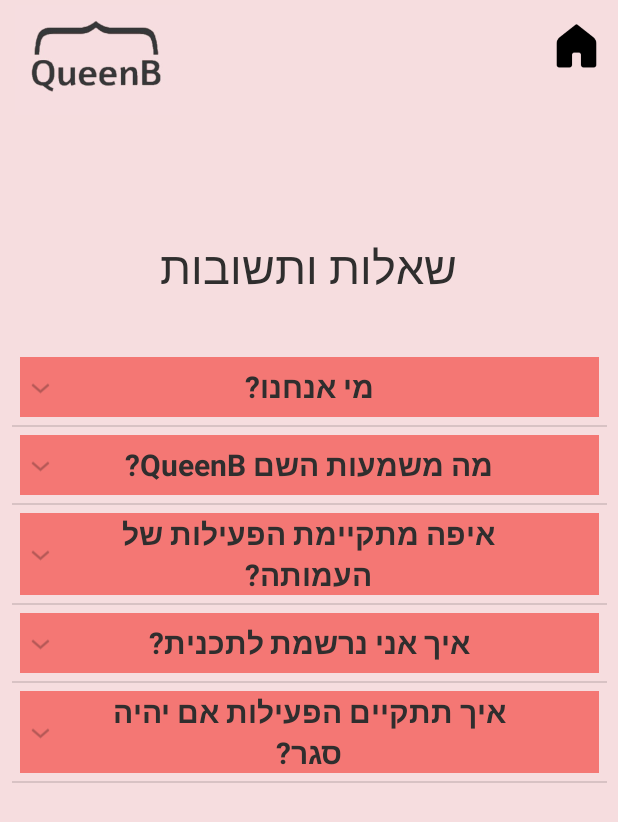
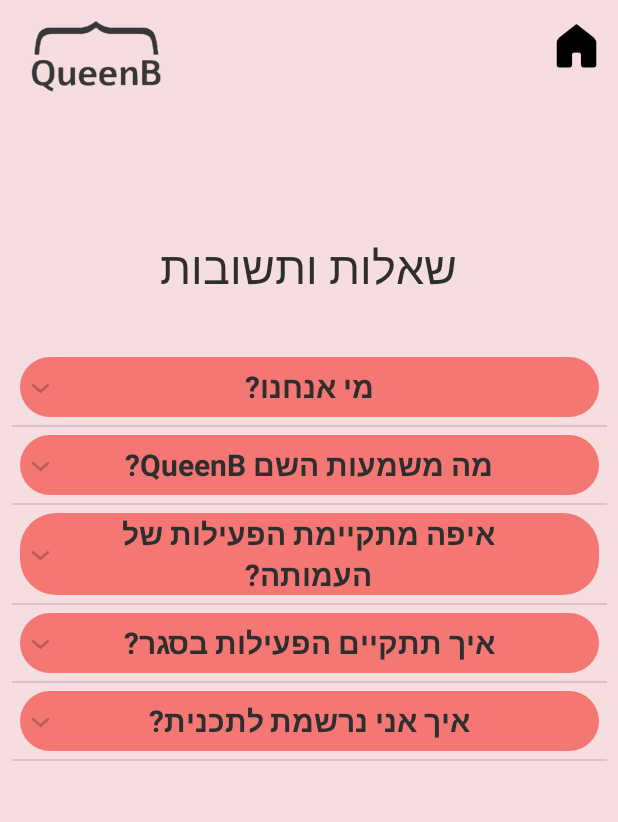
Before and after one commit to adiUngerGit/QueenB1.0, an Android app: the FAQActivity screen opened directly, with no data from a screen before it, on a phone screen of 412 x 824 dp. Shown: the top 822 px of the screen. Run offline under Robolectric (Android 15) with nearby library versions, the phone set to English and light mode, and no system bars; Roboto replaces fonts that are not available here.

Commit message:
faq - content in process

```diff
--- a/app/src/main/java/com/example/queenb/ExpandableTextViewAdapter.kt
+++ b/app/src/main/java/com/example/queenb/ExpandableTextViewAdapter.kt
@@ -13,10 +13,10 @@ class ExpandableTextViewAdapter(var context: Context) :
     var QUESTION1 = "מי אנחנו?"
     var QUESTION2 = "מה משמעות השם QueenB?"
     var QUESTION3 = "איפה מתקיימת הפעילות של העמותה?"
-    var QUESTION4 = "איך אני נרשמת לתכנית?"
-    var QUESTION5 = "איך תתקיים הפעילות אם יהיה סגר?"
+    var QUESTION4 = "איך תתקיים הפעילות בסגר?"
+    var QUESTION5 = "איך אני נרשמת לתכנית?"
     var ANSWER1 =
-        "היא עמותה שהקומה על ידי סטודנטיות למדעי המחשב מהאוניברסיטה העברית לאור מיעוט הנשים סביבן," +
+        "QueenB היא עמותה שהוקמה על ידי סטודנטיות למדעי המחשב מהאוניברסיטה העברית לאור מיעוט הנשים סביבן," +
                 "  במטרה להעלות את מספר הנשים הבוחרות לעסוק במקצועות טכנולוגיים" +
                 "  ובכך לשמר את מעמדה של מדינת ישראל כמעצמת הייטק."
     var ANSWER2 =
@@ -24,16 +24,17 @@ class ExpandableTextViewAdapter(var context: Context) :
                 " בשפה האנגלית לבחורה חזקה ומובילה. משמעות נוספת נובעת מהמילה be, היה לנו חשוב דרך השם להעביר את החשיבות שאנחנו רואות בכך שתהיי עצמך - תגשימי את עצמך " +
                 "בצורה מלאה ותגדירי את עצמך ללא תלות בתכתיבי החברה. כמובן שהקריצה לביונסה לא מקרית."
     var ANSWER3 =
-        "העמותה פועלת בקרב אוכלוסיית הסטודנטיות למדעי המחשב בשישה מוקדים בארץ:\n" +
+        "לשנות את הטקסט!!!! העמותה פועלת בקרב אוכלוסיית הסטודנטיות למדעי המחשב בשישה מוקדים בארץ:\n" +
                 "-אוניברסיטת תל אביב\n" +
                 "-האוניברסיטה העברית\n" +
                 "-הטכניון בחיפה\n" +
                 "-אוניברסיטת בן גוריון בבאר שבע\n" +
-                "-בחרת Western digital בכפר סבא\n" +
-                "-JestHUB"
-    var ANSWER4 = "מוזמנת להרשם בדף זה ונהיה בקשר בקרוב."
-    var ANSWER5 =
-        "אם לא יהיה סגר, ניפגש במוקדים ברחבי הארץ. במקרה של סגר נעבור לזום."
+                "-חברת Western digital בכפר סבא"
+    var ANSWER4 = "אנחנו ממשיכות גם באונליין!\n בשלב זה אנחנו נערכות לפתיחת השנה עם נוכחות פיזית במוקדי הפעילות שלנו, אך המצב עשוי להשתנות בכל עת בהתאם להנחיות משרדי החינוך והבריאות.\n" +
+            "\n" +
+            "במקרה כזה הפעילות שלנו תעבור במתכונת היברידית, המשלבת מפגשי תכנות אונליין ומפגשים קבוצתיים באוויר הפתוח. אל תדאגו, יש לנו כבר ארבעה חודשי ניסיון ואת כל מה שדרוש כדי להעביר את הפעילות שלנו בצורה הכי איכותית, שלמה ומהנה גם בצל ההגבלות."
+    var ANSWER5 = "מוזמנת להרשם בדף הזה https://www.queenb.org.il/signup ונהיה בקשר בקרוב."
+
     var questions =
         arrayOf(QUESTION1, QUESTION2, QUESTION3, QUESTION4, QUESTION5)
     var answers = arrayOf(
--- a/app/src/main/res/layout/faq_question.xml
+++ b/app/src/main/res/layout/faq_question.xml
@@ -16,11 +16,12 @@
         android:id="@+id/feqTitleView"
         android:paddingEnd="?android:expandableListPreferredChildPaddingLeft"
         android:paddingStart="?android:expandableListPreferredChildPaddingLeft"
+        android:minHeight="40dp"
 
-        android:minHeight="40dp"
         android:fontFamily="@font/alef"
         android:textColor="@color/darkGray"
-        android:background="@color/darkPink"
+        android:background="@drawable/round_corner_temp_color"
+        android:backgroundTint="@color/darkPink"
         android:textSize="20dp"
         android:textAlignment="center"
         android:gravity="center"
```
